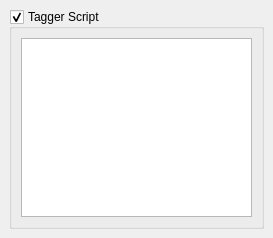
Before: the Qt Designer form ui/options_script.ui in metabrainz/picard, drawn with Qt 5.
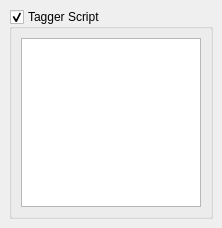
After: the same form once the commit is applied.

What changed in the file:
```diff
--- a/ui/options_script.ui
+++ b/ui/options_script.ui
@@ -5,8 +5,8 @@
    <rect>
     <x>0</x>
     <y>0</y>
-    <width>273</width>
-    <height>238</height>
+    <width>222</width>
+    <height>228</height>
    </rect>
   </property>
   <layout class="QVBoxLayout" >
```
